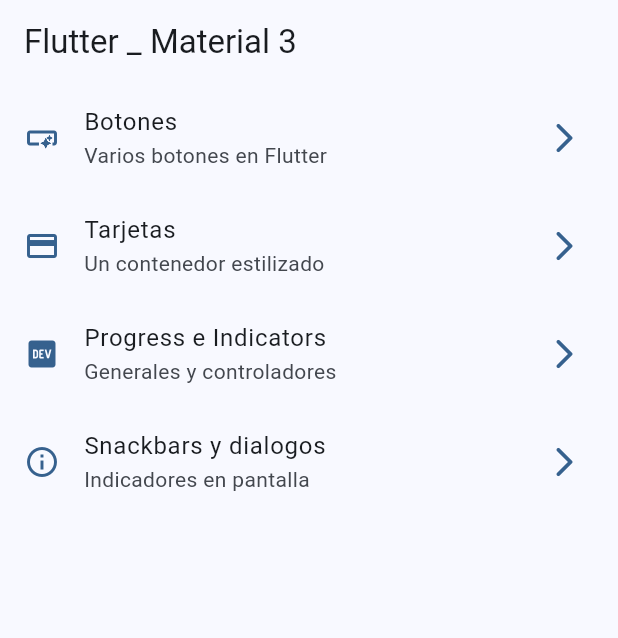
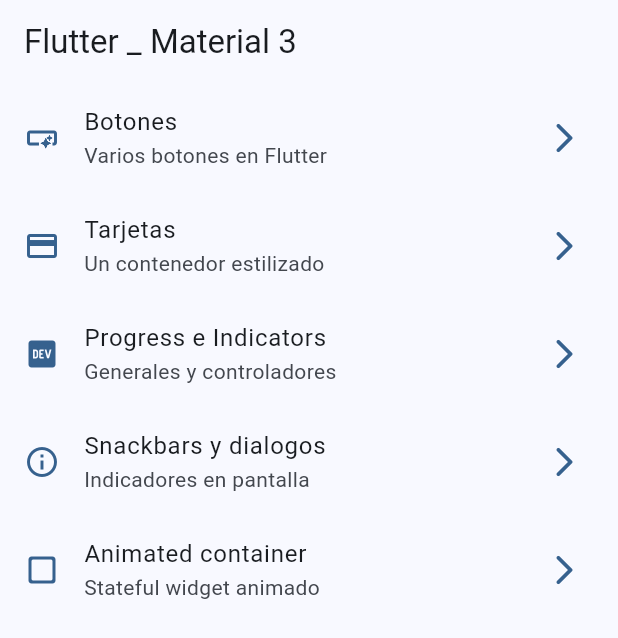
Before and after one commit to LuisCalleLazo/Widgets_App, a Flutter app: the screen it shows after launch, on a phone screen of 412 x 824 dp. Shown: the top 638 px of the screen. Run offline on Flutter 3.47's test engine with Material 3 defaults, Android fonts, the phone set to English and light mode, and no system bars; our stand-ins replace go_router.

Commit message:
Animated Finish

```diff
--- a/lib/config/menu/menu_items.dart
+++ b/lib/config/menu/menu_items.dart
@@ -39,4 +39,10 @@ const appMenuItems = <MenuItems>[
     link: '/snackbars',
     icon: Icons.info_outline,
   ),
+  MenuItems(
+    title: 'Animated container',
+    subTitle: 'Stateful widget animado',
+    link: '/animated',
+    icon: Icons.check_box_outline_blank_rounded,
+  ),
 ];
--- a/lib/config/router/app_router.dart
+++ b/lib/config/router/app_router.dart
@@ -29,5 +29,10 @@ final appRouter = GoRouter(
       name: SnackbarScreen.name,
       builder: (context, state) => const SnackbarScreen(),
     ),
+    GoRoute(
+      path: '/animated',
+      name: AnimatedScreen.name,
+      builder: (context, state) => const AnimatedScreen(),
+    ),
   ],
 );
```
Also changed, not shown: lib/presentation/screens/animated/animated_screen.dart (+50 -2 lines).
